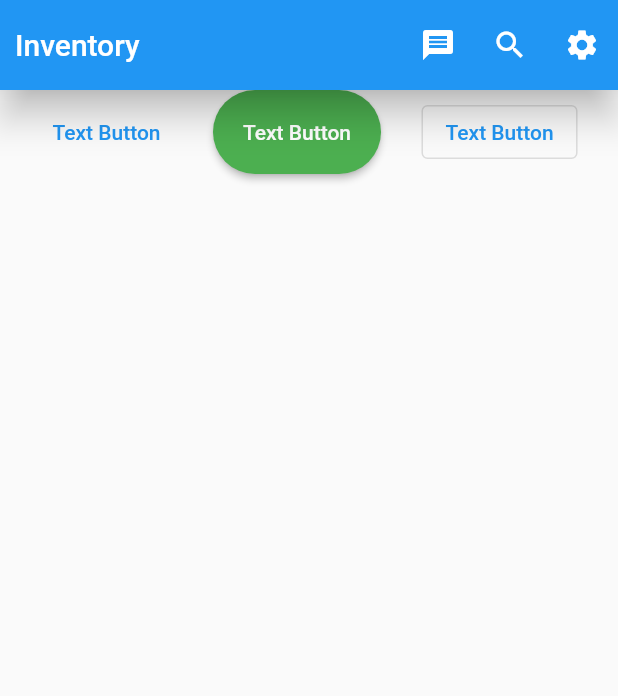
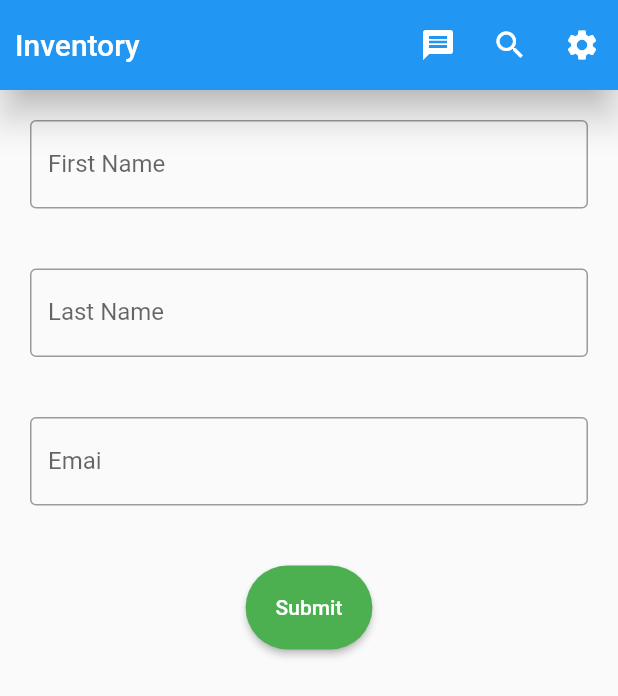
Before and after one commit to sohel7/flutter_office_practice, a Flutter app: the screen it shows after launch, on a phone screen of 412 x 824 dp. Shown: the top 696 px of the screen. Run offline on Flutter 3.47's test engine with Material 2 defaults, Android fonts, the phone set to English and light mode, and no system bars.

Commit message:
commit first

```diff
--- a/lib/main.dart
+++ b/lib/main.dart
@@ -65,169 +65,19 @@ class HomeActivity extends StatelessWidget{
           IconButton(onPressed: (){MySnackBar("Settings", context);}, icon: Icon(Icons.settings)),
         ],
       ),
-      // floatingActionButton: FloatingActionButton(
-      //   elevation: 6,
-      //   child: Icon(Icons.add),
-      //   backgroundColor: Colors.blue,
-      //   onPressed: (){
-      //     MySnackBar("I am FLoating Action Buttion",context);
-      //
-      //   },
-      // ),
-      // bottomNavigationBar: BottomNavigationBar(
-      //   currentIndex: 2,// will show the active index
-      //   items: [
-      //
-      //     BottomNavigationBarItem(icon: Icon(Icons.home), label: "home"),
-      //     BottomNavigationBarItem(icon: Icon(Icons.settings), label: "Setting"),
-      //     BottomNavigationBarItem(icon: Icon(Icons.search), label: "Searct"),
-      //   ],
-      // ),
-      // drawer: Drawer(
-      //   child: ListView(
-      //     children: [
-      //       // DrawerHeader(child:  Text("Sohel")),
-      //       DrawerHeader(
-      //         padding: EdgeInsets.all(0),
-      //         child: UserAccountsDrawerHeader(
-      //           decoration: BoxDecoration(color: Colors.white),
-      //           accountName: Text("Md SOhel Hossain", style: TextStyle(color: Colors.black),),
-      //           accountEmail: Text("sohelju1983@gmail.com",style: TextStyle(color: Colors.black),),
-      //           currentAccountPicture: Image.network("https://banner2.cleanpng.com/20180710/xui/kisspng-dart-programming-language-flutter-object-oriented-flutter-logo-5b454ed3adae62.4180922415312688197114.jpg"),
-      //           onDetailsPressed: (){
-      //             MySnackBar("Iam Details", context);
-      //           },
-      //
-      //
-      //         ),
-      //       ),
-      //       ListTile(
-      //           leading: Icon(Icons.home),
-      //           title: Text("home"),
-      //           onTap: (){
-      //             MySnackBar("Home",context);
-      //           }),
-      //       ListTile(
-      //           leading: Icon(Icons.contacts),
-      //           title: Text("contact"),
-      //           onTap: (){
-      //             MySnackBar("Contact",context);
-      //           }),
-      //       ListTile(
-      //           leading: Icon(Icons.person),
-      //           title: Text("profile"),
-      //           onTap: (){
-      //             MySnackBar("profile",context);
-      //           }),
-      //       ListTile(
-      //           leading: Icon(Icons.phone),
-      //           title: Text("phone"),
-      //           onTap: (){
-      //             MySnackBar("phone",context);
-      //           }),
-      //     ],
-      //   ),
-      // ),
-      // endDrawer: Drawer(
-      //   child: ListView(
-      //     children: [
-      //       // DrawerHeader(child:  Text("Sohel")),
-      //       DrawerHeader(
-      //         padding: EdgeInsets.all(0),
-      //         child: UserAccountsDrawerHeader(
-      //           decoration: BoxDecoration(color: Colors.white),
-      //           accountName: Text("Md SOhel Hossain", style: TextStyle(color: Colors.black),),
-      //           accountEmail: Text("sohelju1983@gmail.com",style: TextStyle(color: Colors.black),),
-      //           currentAccountPicture: Image.network("https://banner2.cleanpng.com/20180710/xui/kisspng-dart-programming-language-flutter-object-oriented-flutter-logo-5b454ed3adae62.4180922415312688197114.jpg"),
-      //           onDetailsPressed: (){
-      //             MySnackBar("Iam Details", context);
-      //           },
-      //
-      //
-      //         ),
-      //       ),
-      //       ListTile(
-      //           leading: Icon(Icons.home),
-      //           title: Text("home"),
-      //           onTap: (){
-      //             MySnackBar("Home",context);
-      //           }),
-      //       ListTile(
-      //           leading: Icon(Icons.contacts),
-      //           title: Text("contact"),
-      //           onTap: (){
-      //             MySnackBar("Contact",context);
-      //           }),
-      //       ListTile(
-      //           leading: Icon(Icons.person),
-      //           title: Text("profile"),
-      //           onTap: (){
-      //             MySnackBar("profile",context);
-      //           }),
-      //       ListTile(
-      //           leading: Icon(Icons.phone),
-      //           title: Text("phone"),
-      //           onTap: (){
-      //             MySnackBar("phone",context);
-      //           }),
-      //     ],
-      //   ),
-      // ),
-      // CONTAINE IN BODY
-      // body: Container(
-      //   height: 250,
-      //   width: 250,
-      //    alignment: Alignment.topCenter,
-      //   //margin: EdgeInsets.all(30),
-      //   margin: EdgeInsets.fromLTRB(60, 30, 20, 30),
-      //   //padding: EdgeInsets.all(30),
-      //   padding: EdgeInsets.fromLTRB(30, 30, 40, 50),
-      //   decoration: BoxDecoration(
-      //     color: Colors.blue,
-      //     border: Border.all(color: Colors.black,width: 6)
-      //   ),
-      //   child: Text("Hello",style: TextStyle(color: Colors.white),),
-      // ),
-      //
-    // BUTTON CREATE
-      body: Row(
-        mainAxisAlignment: MainAxisAlignment.spaceEvenly,
-        children: [
-          TextButton(onPressed: (){MySnackBar("I am Text TextButton",context);}, child: Text('Text Button')),
-          ElevatedButton(onPressed: (){MySnackBar("I am Text ElevatedButton",context);}, child: Text('Text Button'),style: buttonStyle,),
-          OutlinedButton(onPressed: (){MySnackBar("I am Text OutlinedButton",context);}, child: Text('Text Button'))
-        ],
-      ) ,
+
+    body: Column(
+      mainAxisAlignment: MainAxisAlignment.start,
+      children: [
+        Padding(padding: EdgeInsets.all(20), child: TextField(decoration: InputDecoration(border: OutlineInputBorder(), labelText: 'First Name'))),
+        Padding(padding: EdgeInsets.all(20), child: TextField(decoration: InputDecoration(border: OutlineInputBorder(), labelText: 'Last Name'))),
+        Padding(padding: EdgeInsets.all(20), child: TextField(decoration: InputDecoration(border: OutlineInputBorder(), labelText: 'Emai'))),
+        Padding(padding: EdgeInsets.all(20), child: ElevatedButton(onPressed: (){},child: Text('Submit'),style: buttonStyle,))
+      ],
+    ),
+
 
     );
+
   }
 }
-
-// // ICON SET IN AppBar
-// //=======================
-// class HomeActivity extends StatelessWidget{
-//   const HomeActivity({super.key});
-//   @override
-//   Widget build(BuildContext context) {
-//     return Scaffold(
-//
-//       appBar: AppBar(
-//         title: Text("Inventory"),
-//         titleSpacing: 10,
-//         toolbarHeight: 60,
-//         toolbarOpacity: 1,
-//         //elevation: 0,
-//         elevation: 10,
-//         backgroundColor: Colors.blue,
-//
-//         // ICON SET IN AppBar
-//         actions: [
-//           IconButton(onPressed: (){}, icon: Icon(Icons.message)),
-//           IconButton(onPressed: (){}, icon: Icon(Icons.search)),
-//           IconButton(onPressed: (){}, icon: Icon(Icons.settings)),
-//         ],
-//       ),
-//
-//     );
-//   }
-// }
```
